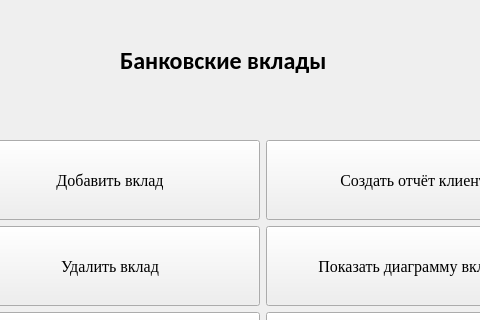
Old version of the form Ui/Главное окно.ui in the repository notprogamer3/PractiseProject; both pictures show x 170 to 650 and y 0 to 320 of the 862 by 566 pixel window.
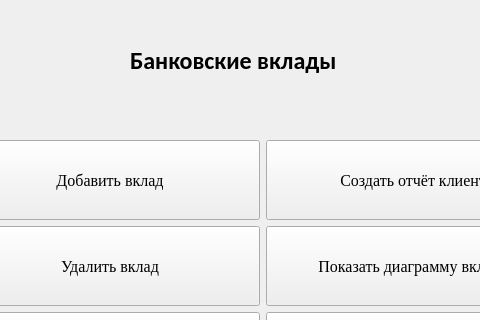
New version of the form.

```diff
--- a/Ui/Главное окно.ui
+++ b/Ui/Главное окно.ui
@@ -179,7 +179,7 @@
    <widget class="QLabel" name="label">
     <property name="geometry">
      <rect>
-      <x>290</x>
+      <x>300</x>
       <y>40</y>
       <width>231</width>
       <height>41</height>
```
